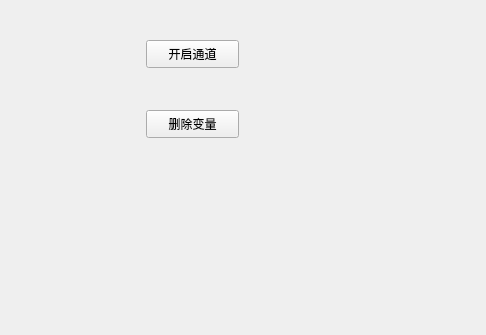
The window that components/Charts/charts.ui (xutongxin1/WirelessMonitor) describes before a commit, drawn with Qt 5; both pictures show x 594 to 1080 and y 0 to 335 of the 1080 by 620 pixel window.
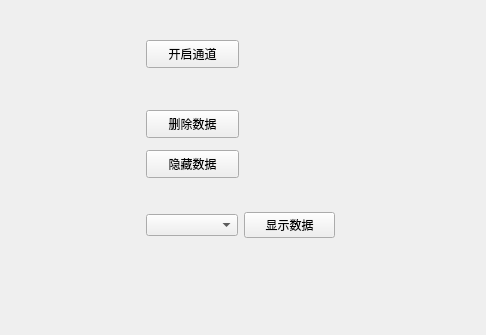
The same window after the commit. Custom widgets are drawn as their Qt base class.

```diff
--- a/components/Charts/charts.ui
+++ b/components/Charts/charts.ui
@@ -52,9 +52,44 @@
     </rect>
    </property>
    <property name="text">
-    <string>删除变量</string>
+    <string>删除数据</string>
    </property>
   </widget>
+  <widget class="QPushButton" name="pushButton_yincang">
+   <property name="geometry">
+    <rect>
+     <x>740</x>
+     <y>150</y>
+     <width>93</width>
+     <height>28</height>
+    </rect>
+   </property>
+   <property name="text">
+    <string>隐藏数据</string>
+   </property>
+  </widget>
+  <widget class="QWidget" name="layoutWidget">
+   <property name="geometry">
+    <rect>
+     <x>740</x>
+     <y>210</y>
+     <width>189</width>
+     <height>30</height>
+    </rect>
+   </property>
+   <layout class="QHBoxLayout" name="horizontalLayout">
+    <item>
+     <widget class="QComboBox" name="comboBox"/>
+    </item>
+    <item>
+     <widget class="QPushButton" name="pushButton_add">
+      <property name="text">
+       <string>显示数据</string>
+      </property>
+     </widget>
+    </item>
+   </layout>
+  </widget>
  </widget>
  <customwidgets>
   <customwidget>
```
